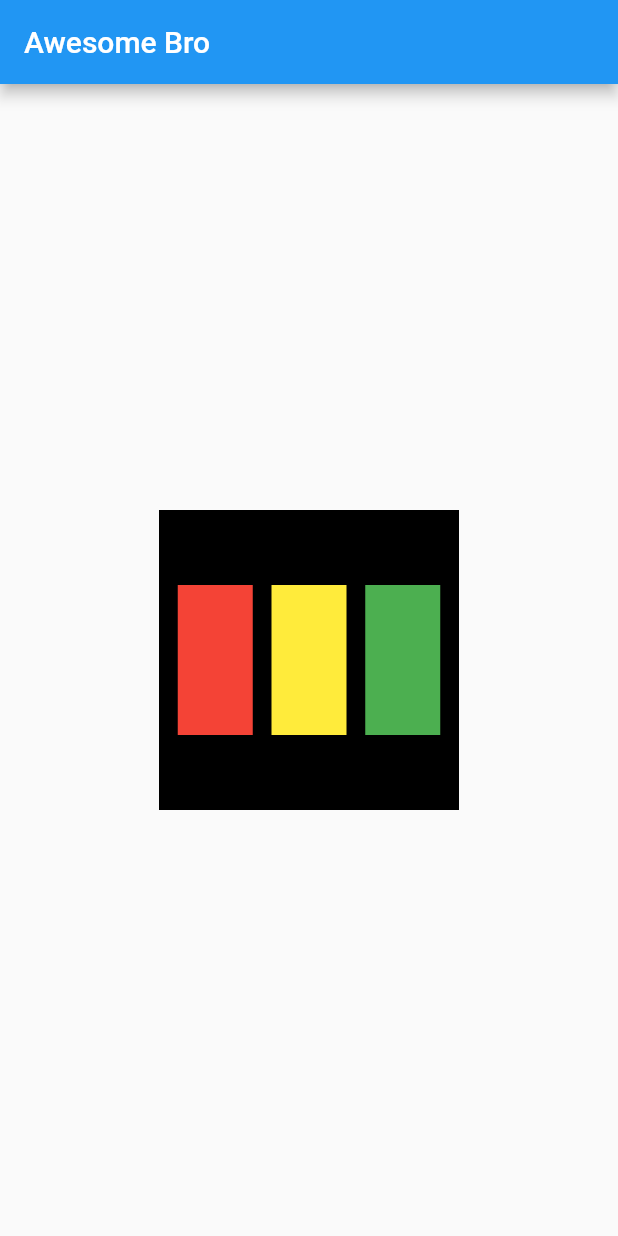
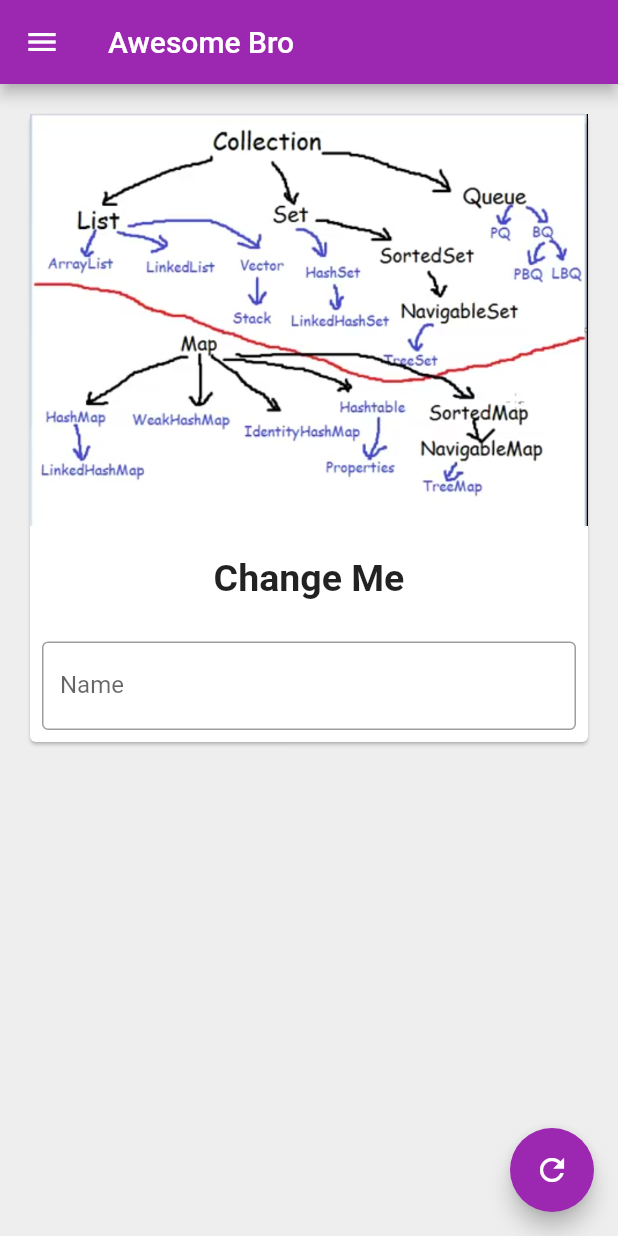
Before and after one commit to amansharma703/awesomeapp, a Flutter app: the screen it shows after launch, on a phone screen of 412 x 824 dp. Run offline on Flutter 3.47's test engine with Material 2 defaults, Android fonts, the phone set to English and light mode, and no system bars.

Commit message:
text controller and card

```diff
--- a/lib/main.dart
+++ b/lib/main.dart
@@ -1,57 +1,107 @@
 import 'package:flutter/material.dart';
 
 void main() {
-  runApp(const MaterialApp(
+  runApp(MaterialApp(
     title: "Flutter App",
     home: HomePage(),
+    theme: ThemeData(primarySwatch: Colors.purple),
   ));
 }
 
-class HomePage extends StatelessWidget {
+class HomePage extends StatefulWidget {
   const HomePage({Key? key}) : super(key: key);
+
+  @override
+  State<HomePage> createState() => _HomePageState();
+}
+
+class _HomePageState extends State<HomePage> {
+  TextEditingController _nameController = TextEditingController();
+  var myText = "Change Me";
+  @override
+  void initState() {
+    super.initState();
+  }
+
   @override
   Widget build(BuildContext context) {
     return Scaffold(
+      backgroundColor: Colors.grey[200],
       appBar: AppBar(
         title: const Text("Awesome Bro"),
       ),
-      body:  Padding(
-        padding: const EdgeInsets.all(8.0),
-        child: Align(
-          child: Container(
-            width: 200,
-            height: 200,
-            color: Colors.black,
-            child: Row(
-              mainAxisAlignment: MainAxisAlignment.spaceEvenly,
-              crossAxisAlignment: CrossAxisAlignment.center,
-              children: [
-                Container(
-              padding: const EdgeInsets.all(8),
-
-              width: 50,
-              height: 100,
-              color: Colors.red,
-            ),
-            Container(
-              padding: const EdgeInsets.all(8),
-
-              width: 50,
-              height: 100,
-              color: Colors.yellow,
-            ),
-            Container(
-              padding: const EdgeInsets.all(8),
-
-              width: 50,
-              height: 100,
-              color: Colors.green,
-            )
-            ],
-            ),
+      body: Padding(
+        padding: const EdgeInsets.all(16.0),
+        child: SingleChildScrollView(
+          child: Card(
+            child: Column(children: [
+              Image.asset("assets/bg.PNG"),
+              const SizedBox(
+                height: 20,
+              ),
+              Text(
+                myText,
+                style: TextStyle(fontSize: 25, fontWeight: FontWeight.bold),
+              ),
+              const SizedBox(
+                height: 20,
+              ),
+              Padding(
+                padding: EdgeInsets.all(8.0),
+                child: TextField(
+                  controller: _nameController,
+                  keyboardType: TextInputType.text,
+                  // obscureText: true,
+                  decoration: InputDecoration(
+                      hintText: "Enter Something error",
+                      labelText: "Name",
+                      border: OutlineInputBorder()),
+                ),
+              )
+            ]),
           ),
         ),
-      )
+      ),
+      drawer: Drawer(
+        child: ListView(
+          padding: EdgeInsets.zero,
+          children: const [
+            // DrawerHeader(
+            //   child: Text(
+            //     "Hi I'am Drawer",
+            //     style: TextStyle(color: Colors.white),
+            //   ),
+            //   decoration: BoxDecoration(color: Colors.purple),
+            // ),
+            UserAccountsDrawerHeader(
+              accountName: Text("Aman Sharma"),
+              accountEmail: Text("aman@aman.com"),
+              currentAccountPicture: CircleAvatar(
+                backgroundImage: NetworkImage("url"),
+              ),
+            ),
+
+            ListTile(
+              leading: Icon(Icons.person),
+              title: Text("Account"),
+              trailing: Icon(Icons.edit),
+            ),
+            ListTile(
+              leading: Icon(Icons.email),
+              title: Text("Email"),
+              trailing: Icon(Icons.send),
+            )
+          ],
+        ),
+      ),
+      floatingActionButton: FloatingActionButton(
+        onPressed: () => {myText = _nameController.text, setState(() {})},
+        child: const Icon(Icons.refresh),
+      ),
     );
   }
 }
+
+
+
+// error lens add this extension
--- a/pubspec.yaml
+++ b/pubspec.yaml
@@ -58,8 +58,8 @@ flutter:
   uses-material-design: true
 
   # To add assets to your application, add an assets section, like this:
-  # assets:
-  #   - images/a_dot_burr.jpeg
+  assets:
+    - assets/
   #   - images/a_dot_ham.jpeg
 
   # An image asset can refer to one or more resolution-specific "variants", see
```
Also changed, not shown: assets/bg.PNG (added).
